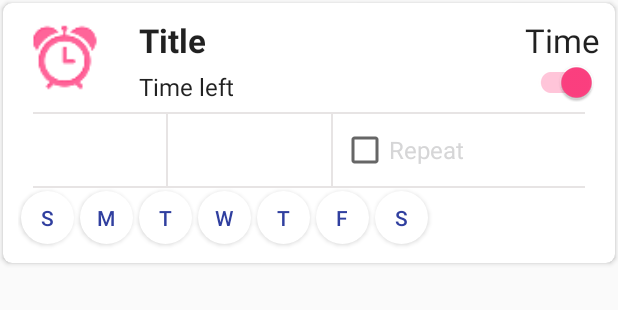
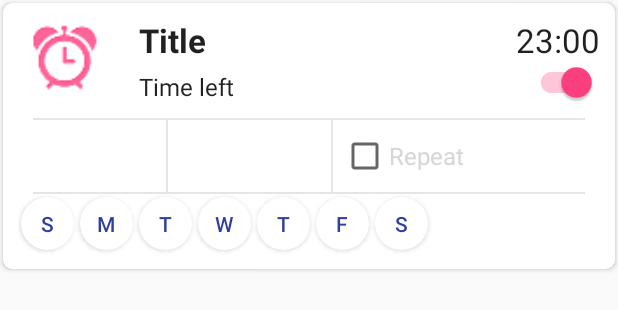
Before and after one commit to oasis9594/Remind-Me, an Android app: the layout custom_row_alarm.xml on its own in the app's theme, with its tools: preview values and no code run, on a phone screen of 412 x 824 dp. Shown: the top 310 px of the screen. Run offline under Robolectric (Android 15) with nearby library versions, the phone set to English and light mode, and no system bars; plain views replace Button, CheckBox, ImageButton, Switch.

Commit message:
Layout changes

```diff
--- a/MyReminder/app/src/main/res/layout/custom_row_alarm.xml
+++ b/MyReminder/app/src/main/res/layout/custom_row_alarm.xml
@@ -29,6 +29,9 @@
             android:layout_height="wrap_content"
             android:layout_alignStart="@+id/myAlarmTimeLeft"
             android:layout_marginTop="10dp"
+            android:ems="8"
+            android:maxEms="8"
+            android:singleLine="false"
             android:text="Title"
             android:textAppearance="?android:attr/textAppearanceLarge"
             android:textStyle="bold" />
@@ -50,9 +53,10 @@
             android:layout_above="@+id/mySwitch"
             android:layout_alignParentEnd="true"
             android:layout_marginEnd="10dp"
-            android:text="Time"
+            android:text="23:00"
+            android:gravity="end"
             android:textAppearance="?android:attr/textAppearanceLarge"
-            android:textDirection="rtl" />
+            />
 
         <com.rey.material.widget.Switch
             style="@style/Material.Widget.Switch"
@@ -74,8 +78,9 @@
             android:layout_width="match_parent"
             android:layout_height="1dp"
             android:layout_alignParentStart="true"
-            android:layout_below="@+id/myImage"
+            android:layout_below="@+id/myAlarmTimeLeft"
             android:layout_marginEnd="20dp"
+            android:layout_marginTop="10dp"
             android:layout_marginStart="20dp"
             android:background="#e7e4e4" />
 
```
